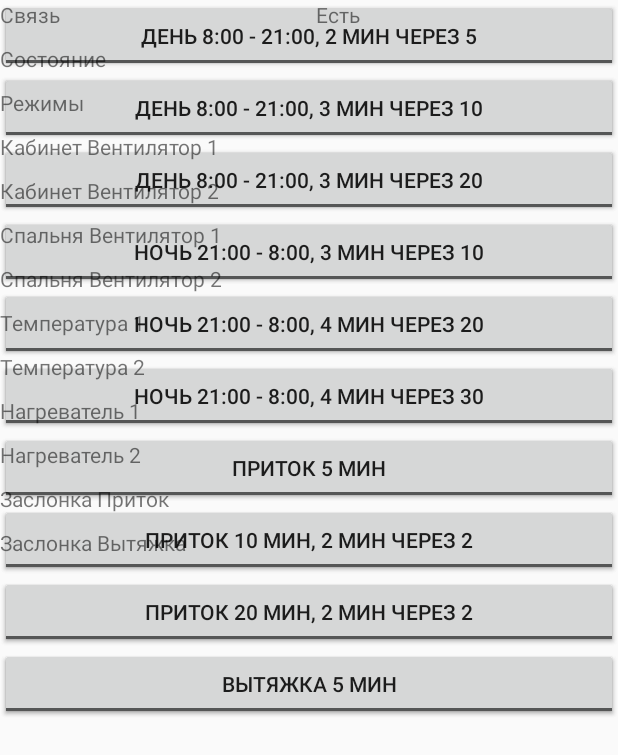
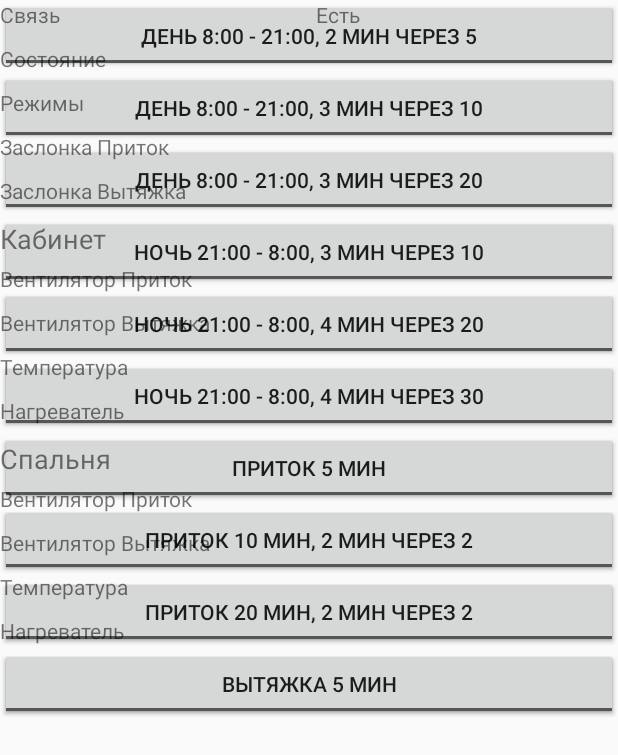
Before and after one commit to denprog/Ventilation, an Android app: the screen it shows after launch (MainActivity), on a phone screen of 412 x 824 dp. Shown: the top 755 px of the screen. Run offline under Robolectric (Android 15) with nearby library versions, the phone set to English and light mode, and no system bars; 2 statements that could not run were skipped.

Commit message:
Улучшена таблица состояния.

```diff
--- a/app/src/main/java/denis/ventilation/Config.java
+++ b/app/src/main/java/denis/ventilation/Config.java
@@ -1,7 +1,6 @@
 package denis.ventilation;
 
 import android.widget.ToggleButton;
-import java.util.Date;
 
 public class Config
 {
--- a/app/src/main/java/denis/ventilation/StatusGridAdapter.java
+++ b/app/src/main/java/denis/ventilation/StatusGridAdapter.java
@@ -16,9 +16,6 @@ public final class StatusGridAdapter extends BaseAdapter
     public StatusGridAdapter(Context c)
     {
         context = c;
-//
-//        MainActivity currentActivity = (MainActivity)context;
-
         statusItems = new ArrayList<ArrayList<String>>();
 
         ArrayList<String> items = new ArrayList<String>();
@@ -37,52 +34,62 @@ public final class StatusGridAdapter extends BaseAdapter
         statusItems.add(items);
 
         items = new ArrayList<String>();
-        items.add("Кабинет Вентилятор 1");
-        items.add("");
-        statusItems.add(items);
-
-        items = new ArrayList<String>();
-        items.add("Кабинет Вентилятор 2");
-        items.add("");
-        statusItems.add(items);
-
-        items = new ArrayList<String>();
-        items.add("Спальня Вентилятор 1");
-        items.add("");
-        statusItems.add(items);
-
-        items = new ArrayList<String>();
-        items.add("Спальня Вентилятор 2");
-        items.add("");
-        statusItems.add(items);
-
-        items = new ArrayList<String>();
-        items.add("Температура 1");
-        items.add("");
-        statusItems.add(items);
-
-        items = new ArrayList<String>();
-        items.add("Температура 2");
-        items.add("");
-        statusItems.add(items);
-
-        items = new ArrayList<String>();
-        items.add("Нагреватель 1");
-        items.add("");
-        statusItems.add(items);
-
-        items = new ArrayList<String>();
-        items.add("Нагреватель 2");
-        items.add("");
-        statusItems.add(items);
-
-        items = new ArrayList<String>();
         items.add("Заслонка Приток");
         items.add("");
         statusItems.add(items);
 
         items = new ArrayList<String>();
         items.add("Заслонка Вытяжка");
+        items.add("");
+        statusItems.add(items);
+
+        items = new ArrayList<String>();
+        items.add("Кабинет");
+        items.add("");
+        statusItems.add(items);
+
+        items = new ArrayList<String>();
+        items.add("Вентилятор Приток");
+        items.add("");
+        statusItems.add(items);
+
+        items = new ArrayList<String>();
+        items.add("Вентилятор Вытяжка");
+        items.add("");
+        statusItems.add(items);
+
+        items = new ArrayList<String>();
+        items.add("Температура");
+        items.add("");
+        statusItems.add(items);
+
+        items = new ArrayList<String>();
+        items.add("Нагреватель");
+        items.add("");
+        statusItems.add(items);
+
+        items = new ArrayList<String>();
+        items.add("Спальня");
+        items.add("");
+        statusItems.add(items);
+
+        items = new ArrayList<String>();
+        items.add("Вентилятор Приток");
+        items.add("");
+        statusItems.add(items);
+
+        items = new ArrayList<String>();
+        items.add("Вентилятор Вытяжка");
+        items.add("");
+        statusItems.add(items);
+
+        items = new ArrayList<String>();
+        items.add("Температура");
+        items.add("");
+        statusItems.add(items);
+
+        items = new ArrayList<String>();
+        items.add("Нагреватель");
         items.add("");
         statusItems.add(items);
     }
@@ -114,7 +121,11 @@ public final class StatusGridAdapter extends BaseAdapter
         else
             v = (TextView)view;
 
-        v.setTextSize(14);
+        if (i == 10 || i == 20)
+            v.setTextSize(18);
+        else
+            v.setTextSize(14);
+
         v.setText(statusItems.get(i / 2).get(i % 2));
 
         return v;
```
Also changed, not shown: app/src/main/java/denis/ventilation/MainActivity.java (+32 -0 lines), app/src/main/java/denis/ventilation/MainTask.java (+9 -27 lines).
